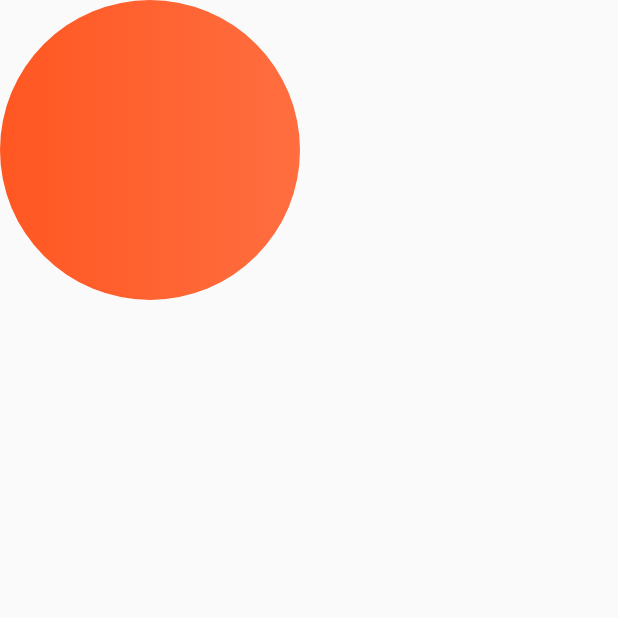
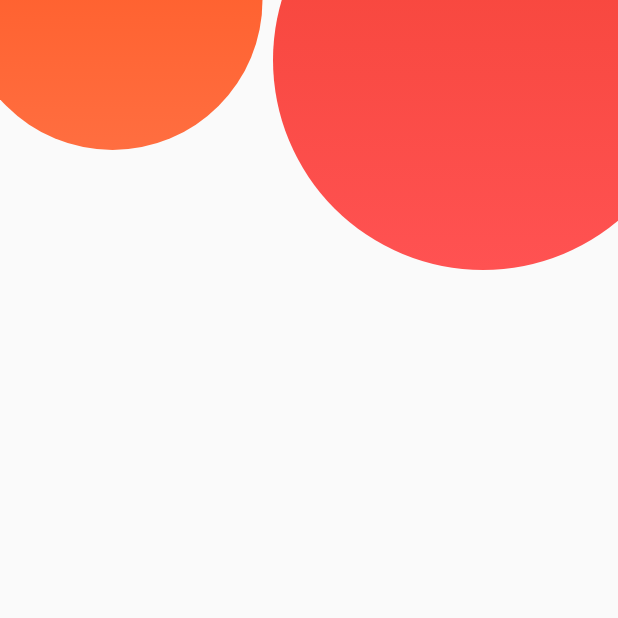
Before and after one commit to vargascarlitos/flutter_consume_api, a Flutter app: the screen it shows after launch, on a phone screen of 412 x 824 dp, the top half of it. Run offline on Flutter 3.47's test engine with Material 2 defaults, Android fonts, the phone set to English and light mode, and no system bars.

Commit message:
circulos terminados

```diff
--- a/lib/_widgets/circle.dart
+++ b/lib/_widgets/circle.dart
@@ -19,7 +19,9 @@ class Circle extends StatelessWidget {
       decoration: BoxDecoration(
         shape: BoxShape.circle,
         gradient: LinearGradient(
-          colors: this.colors
+          colors: this.colors,
+          begin: Alignment.topCenter,
+          end: Alignment.bottomCenter
         )
       ),
     );
--- a/lib/pages/home_pages.dart
+++ b/lib/pages/home_pages.dart
@@ -2,15 +2,11 @@ import 'package:flutter/material.dart';
 import 'package:flutter_consume_api/_widgets/circle.dart';
 
 class HomePage extends StatefulWidget {
-
-
   @override
   _HomePageState createState() => _HomePageState();
-
 }
 
 class _HomePageState extends State<HomePage> {
-
   @override
   Widget build(BuildContext context) {
     return Scaffold(
@@ -20,18 +16,23 @@ class _HomePageState extends State<HomePage> {
         width: double.infinity,
         child: Stack(
           children: [
-                  Positioned(child: Circle(
+            Positioned(
+                top: -100,
+                right: -50,
+                child: Circle(
+                  size: 280.0,
+                  colors: [Colors.red, Colors.redAccent],
+                )),
+            Positioned(
+                top: -100,
+                left: -25,
+                child: Circle(
                   size: 200.0,
-                    colors: [
-                      Colors.deepOrange,
-                      Colors.deepOrangeAccent
-                    ],
-                  ))
+                  colors: [Colors.deepOrange, Colors.deepOrangeAccent],
+                )),
           ],
         ),
-          )
-      ),
+      )),
     );
   }
-
 }
```
Lines whose indentation alone changed are shown as unchanged.
